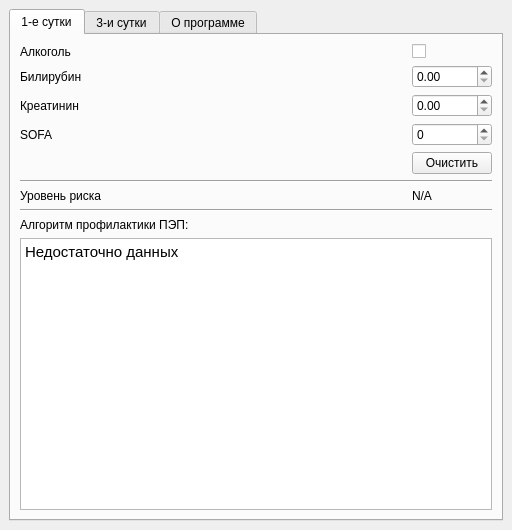
Before: the Qt Designer form app.ui in lyubimov-m-a/pec, drawn with Qt 5.
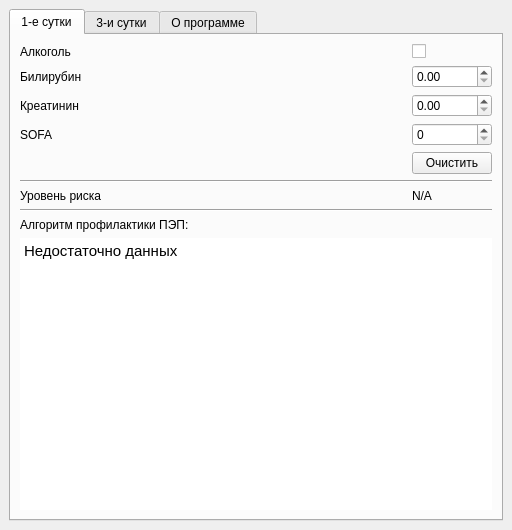
After: the same form once the commit is applied. Icons and pictures are not drawn.

Commit message: Remove frames

```diff
--- a/app.ui
+++ b/app.ui
@@ -101,6 +101,9 @@
         </item>
         <item row="9" column="0" colspan="3">
          <widget class="QTextBrowser" name="algorithm_1">
+          <property name="frameShape">
+           <enum>QFrame::NoFrame</enum>
+          </property>
           <property name="html">
            <string>&lt;!DOCTYPE HTML PUBLIC &quot;-//W3C//DTD HTML 4.0//EN&quot; &quot;http://www.w3.org/TR/REC-html40/strict.dtd&quot;&gt;
 &lt;html&gt;&lt;head&gt;&lt;meta name=&quot;qrichtext&quot; content=&quot;1&quot; /&gt;&lt;style type=&quot;text/css&quot;&gt;
```
Left out of the diff: 6 changed lines with no effect on the pictures.
